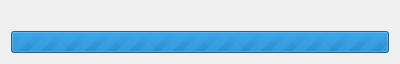
First picture: the form in controlprogressindicator.ui, repository KDE/akonadi, before the edit.
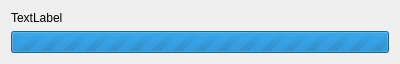
Second picture: the form after the edit.

Commit message:
hide placeholder strings from translators
Revert my earlier commits
894584, 894573, 894571 and gladhorn's 894596
and put KDE::DoNotExtract comments there to avoid extraction.

The edit to the form file:
```diff
--- a/controlprogressindicator.ui
+++ b/controlprogressindicator.ui
@@ -13,7 +13,7 @@
    <item>
     <widget class="QLabel" name="statusLabel" >
      <property name="text" >
-      <string/>
+      <string comment="KDE::DoNotExtract" >TextLabel</string>
      </property>
     </widget>
    </item>
```
